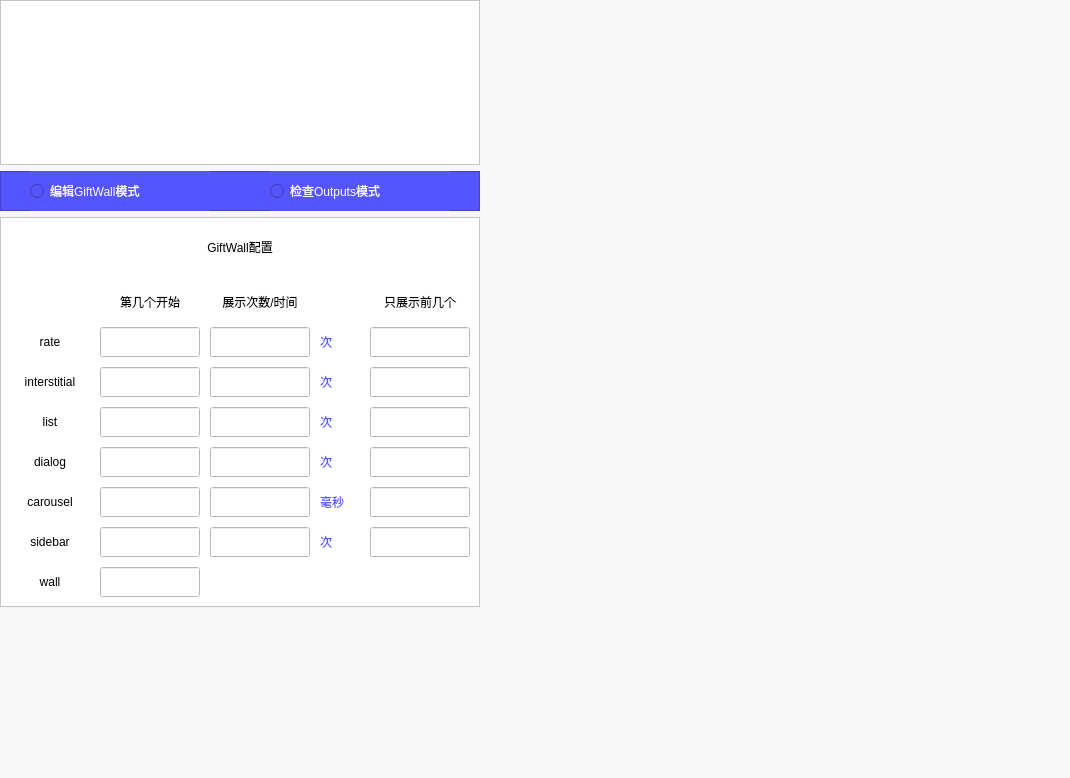
Old version of the form gui/main/edit_gift_ui.ui in the repository WanKaKa/IjsGiftWall.
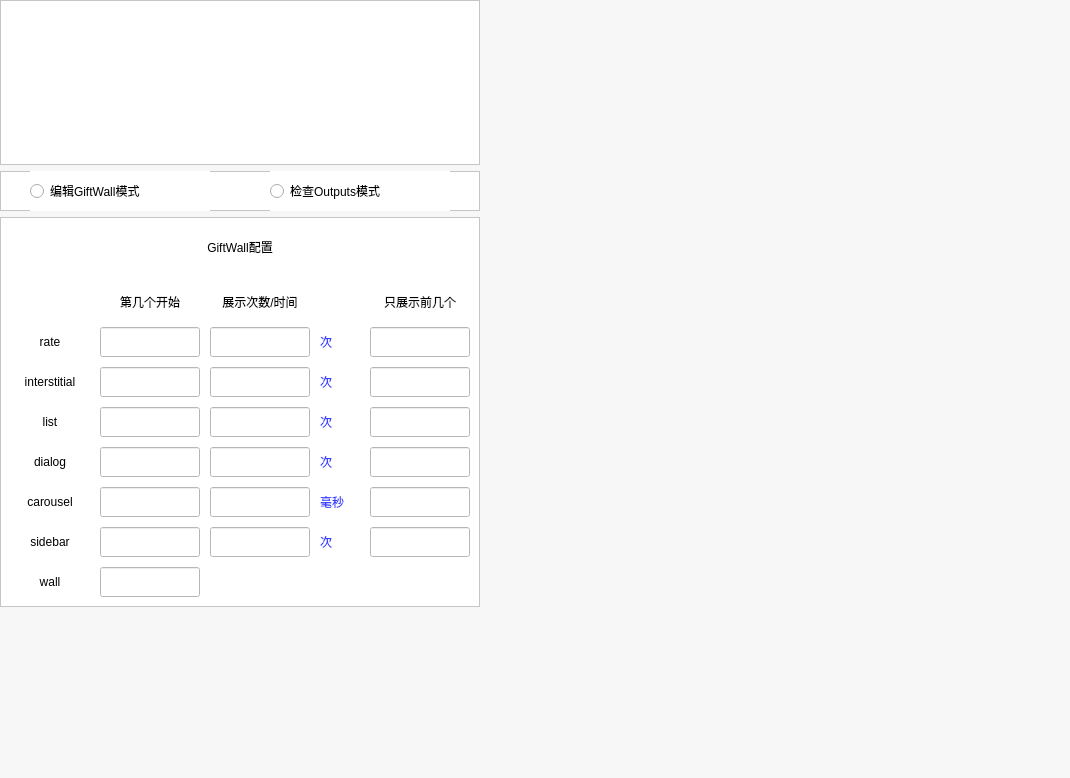
New version of the form.

Patch:
```diff
--- a/gui/main/edit_gift_ui.ui
+++ b/gui/main/edit_gift_ui.ui
@@ -94,7 +94,7 @@
         </size>
        </property>
        <property name="styleSheet">
-        <string notr="true">background-color: rgb(85, 85, 255);</string>
+        <string notr="true">background-color: rgb(255, 255, 255);</string>
        </property>
        <property name="frameShape">
         <enum>QFrame::StyledPanel</enum>
@@ -113,7 +113,7 @@
         </property>
         <property name="styleSheet">
          <string notr="true">font: 12pt &quot;微软雅黑&quot;;
-color: rgb(255, 255, 255);</string>
+color: rgb(0, 0, 0);</string>
         </property>
         <property name="text">
          <string>编辑GiftWall模式</string>
@@ -130,7 +130,7 @@
         </property>
         <property name="styleSheet">
          <string notr="true">font: 12pt &quot;微软雅黑&quot;;
-color: rgb(255, 255, 255);</string>
+color: rgb(0, 0, 0);</string>
         </property>
         <property name="text">
          <string>检查Outputs模式</string>
@@ -196,7 +196,7 @@
         </property>
         <property name="styleSheet">
          <string notr="true">font: 12pt &quot;微软雅黑&quot;;
-color: rgb(85, 85, 255);</string>
+color: rgb(57, 61, 255);</string>
         </property>
         <property name="text">
          <string>次</string>
@@ -231,7 +231,7 @@
         </property>
         <property name="styleSheet">
          <string notr="true">font: 12pt &quot;微软雅黑&quot;;
-color: rgb(85, 85, 255);</string>
+color: rgb(57, 61, 255);</string>
         </property>
         <property name="text">
          <string>次</string>
@@ -362,7 +362,7 @@
         </property>
         <property name="styleSheet">
          <string notr="true">font: 12pt &quot;微软雅黑&quot;;
-color: rgb(85, 85, 255);</string>
+color: rgb(57, 61, 255);</string>
         </property>
         <property name="text">
          <string>次</string>
@@ -437,7 +437,7 @@
         </property>
         <property name="styleSheet">
          <string notr="true">font: 12pt &quot;微软雅黑&quot;;
-color: rgb(85, 85, 255);</string>
+color: rgb(57, 61, 255);</string>
         </property>
         <property name="text">
          <string>毫秒</string>
@@ -620,7 +620,7 @@
         </property>
         <property name="styleSheet">
          <string notr="true">font: 12pt &quot;微软雅黑&quot;;
-color: rgb(85, 85, 255);</string>
+color: rgb(57, 61, 255);</string>
         </property>
         <property name="text">
          <string>次</string>
@@ -693,7 +693,7 @@
         </property>
         <property name="styleSheet">
          <string notr="true">font: 12pt &quot;微软雅黑&quot;;
-color: rgb(85, 85, 255);</string>
+color: rgb(57, 61, 255);</string>
         </property>
         <property name="text">
          <string>次</string>
```
Left out of the diff: 44 changed lines with no effect on the pictures.
